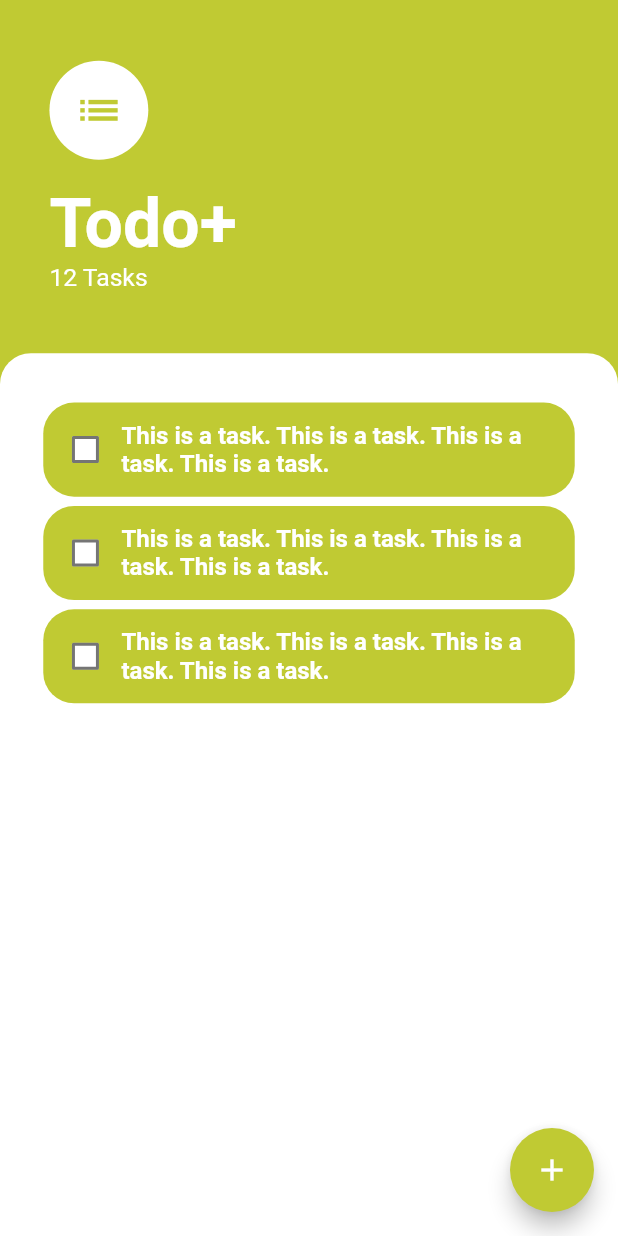
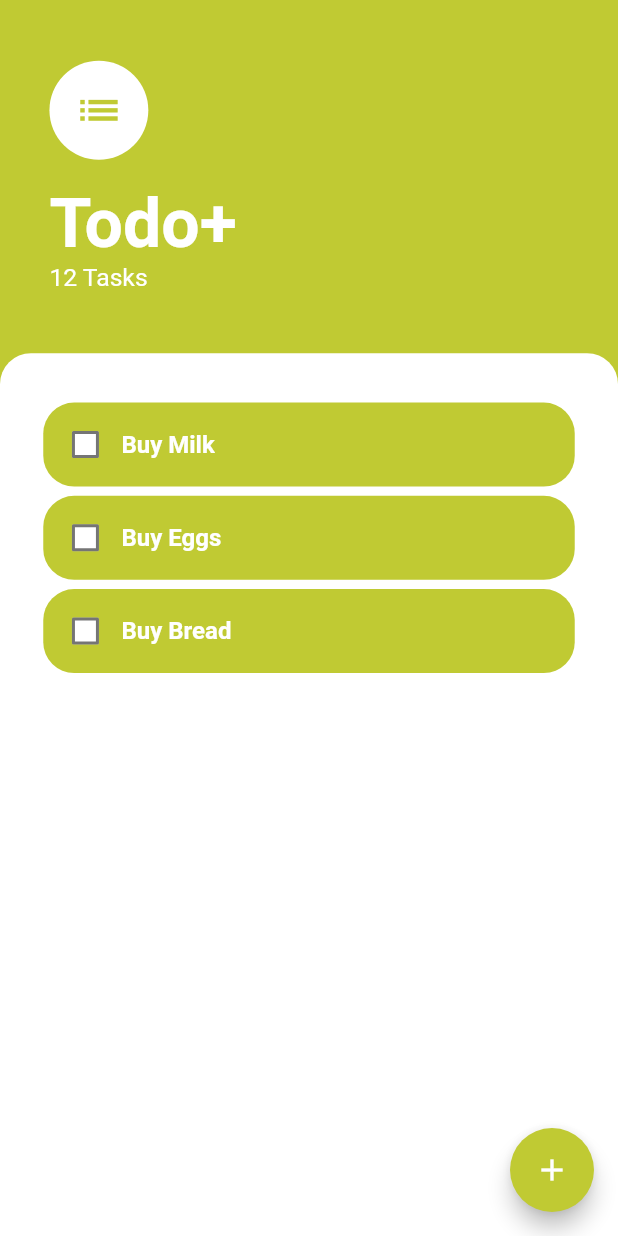
Before and after one commit to srockstech/todo_plus, a Flutter app: the screen it shows after launch, on a phone screen of 412 x 824 dp. Run offline on Flutter 3.47's test engine with Material 2 defaults, Android fonts, the phone set to English and light mode, and no system bars.

Commit message:
Created task class and made task list dynamic

```diff
--- a/lib/components/add_task_bottom_sheet.dart
+++ b/lib/components/add_task_bottom_sheet.dart
@@ -62,6 +62,7 @@ class AddTaskBottomSheet extends StatelessWidget {
                           Radius.circular(screenHeight * 0.05)),
                     ),
                   ),
+                  onChanged: (value) {},
                 ),
                 SizedBox(
                   height: screenHeight * 0.07,
--- /dev/null
+++ b/lib/models/task.dart
@@ -0,0 +1,8 @@
+class Task {
+  final String taskName;
+  bool isDone;
+  Task({required this.taskName, this.isDone = false});
+  void toggleIsDone() {
+    isDone = !isDone;
+  }
+}
--- a/lib/widgets/task_tile.dart
+++ b/lib/widgets/task_tile.dart
@@ -1,14 +1,10 @@
 import 'package:flutter/material.dart';
 
-class TaskTile extends StatefulWidget {
-  const TaskTile({Key? key}) : super(key: key);
+class TaskTile extends StatelessWidget {
+  final bool checked;
+  final String taskName;
+  TaskTile({required this.taskName, required this.checked});
 
-  @override
-  State<TaskTile> createState() => _TaskTileState();
-}
-
-class _TaskTileState extends State<TaskTile> {
-  bool? checked = false;
   @override
   Widget build(BuildContext context) {
     final screenHeight = MediaQuery.of(context).size.width;
@@ -20,7 +16,7 @@ class _TaskTileState extends State<TaskTile> {
       ),
       child: ListTile(
         title: Text(
-          'This is a task. This is a task. This is a task. This is a task.',
+          taskName,
           style: TextStyle(
             color: Colors.white,
             fontWeight: FontWeight.w600,
@@ -32,31 +28,19 @@ class _TaskTileState extends State<TaskTile> {
             left: screenHeight * 0.01, right: screenHeight * 0.03),
         minLeadingWidth: screenHeight * 0.01,
         minVerticalPadding: screenHeight * 0.03,
-        leading: TaskCheckbox(
-          checked: checked,
-          onChanged: (newValue) {
-            setState(() {
-              checked = newValue;
-            });
-          },
+        leading: Checkbox(
+          value: checked,
+          fillColor: MaterialStateProperty.all(Colors.white),
+          checkColor: Colors.lime[600],
+          onChanged: (value) {},
         ),
       ),
     );
   }
 }
 
-class TaskCheckbox extends StatelessWidget {
-  TaskCheckbox({this.checked, required this.onChanged});
-
-  final bool? checked;
-  final Function(bool?) onChanged;
-  @override
-  Widget build(BuildContext context) {
-    return Checkbox(
-      value: checked,
-      fillColor: MaterialStateProperty.all(Colors.white),
-      checkColor: Colors.lime[600],
-      onChanged: onChanged,
-    );
-  }
-}
+// onChanged: (newValue) {
+// setState(() {
+// checked = newValue;
+// });
+// },
--- a/lib/widgets/tasks_list.dart
+++ b/lib/widgets/tasks_list.dart
@@ -1,24 +1,35 @@
 import 'package:flutter/material.dart';
+import 'package:todo_plus/models/task.dart';
 import 'package:todo_plus/widgets/task_tile.dart';
 
-class TasksList extends StatelessWidget {
-  const TasksList({
-    Key? key,
+class TasksList extends StatefulWidget {
+  TasksList({
     required this.screenHeight,
-  }) : super(key: key);
+  });
 
   final double screenHeight;
 
   @override
+  State<TasksList> createState() => _TasksListState();
+}
+
+class _TasksListState extends State<TasksList> {
+  List<Task> tasks = [
+    Task(taskName: 'Buy Milk'),
+    Task(taskName: 'Buy Eggs'),
+    Task(taskName: 'Buy Bread'),
+  ];
+  @override
   Widget build(BuildContext context) {
-    return ListView(
+    return ListView.builder(
       padding: EdgeInsets.symmetric(
-          vertical: screenHeight * 0.08, horizontal: screenHeight * 0.07),
-      children: [
-        TaskTile(),
-        TaskTile(),
-        TaskTile(),
-      ],
+          vertical: widget.screenHeight * 0.08,
+          horizontal: widget.screenHeight * 0.07),
+      itemCount: tasks.length,
+      itemBuilder: (context, index) {
+        return TaskTile(
+            taskName: tasks[index].taskName, checked: tasks[index].isDone);
+      },
     );
   }
 }
```
Also changed, not shown: lib/screens/tasks_screen.dart (+5 -4 lines).
